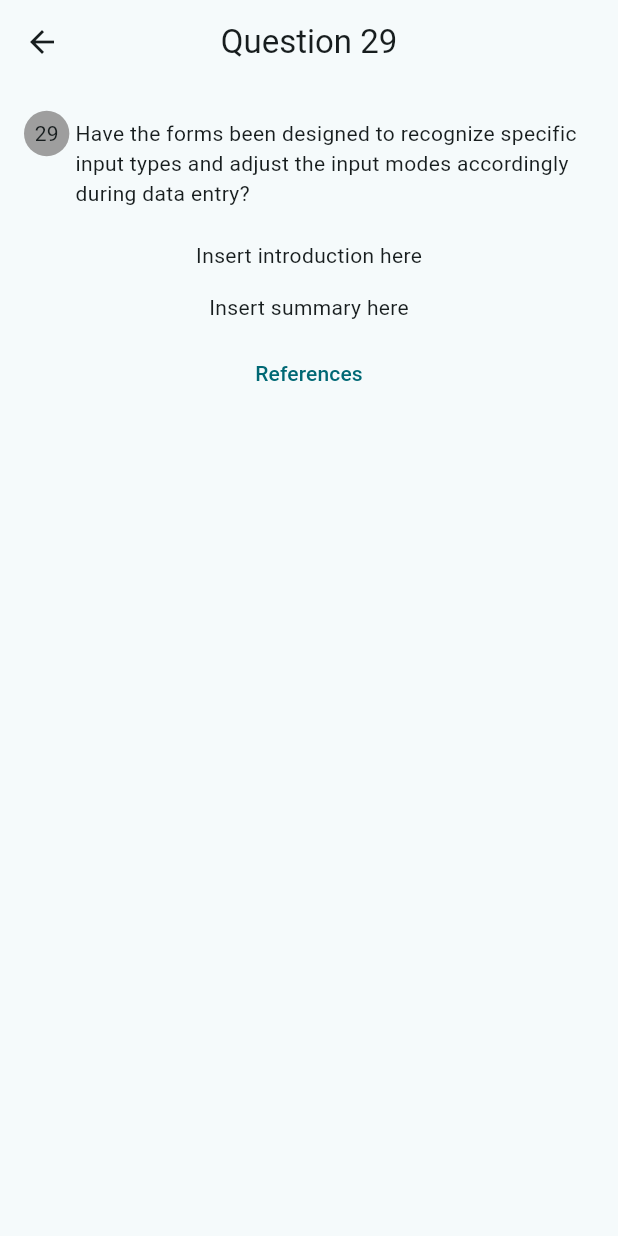
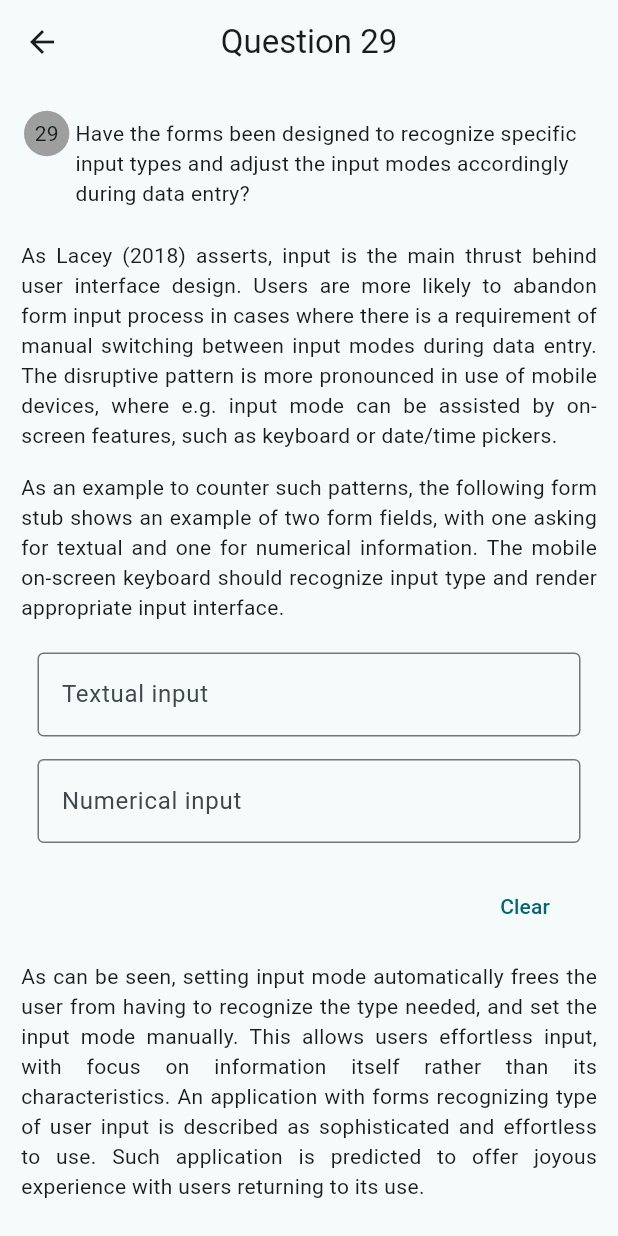
Before and after one commit to marek-jakub/usable_design, a Flutter app: the QuestionTwentyNine screen opened by its route, on a phone screen of 412 x 824 dp. Run offline on Flutter 3.47's test engine with Material 3 defaults, Android fonts, the phone set to English and light mode, and no system bars.

Commit message:
Implement Question 29 page.

```diff
--- /dev/null
+++ b/lib/screens/question_29/custom_form_field.dart
@@ -0,0 +1,52 @@
+import 'package:flutter/material.dart';
+
+/// A text form field.
+///
+/// Requires text controller [_controller], a label [_label],
+/// a string signifying what keyboard to show [_keyboard].
+class CustomTextFormField extends StatefulWidget {
+  const CustomTextFormField({
+    super.key,
+    required TextEditingController controller,
+    required FocusNode focusNode,
+    required String txtLabel,
+    required String keyboard,
+  })  : _controller = controller,
+        _focusNode = focusNode,
+        _label = txtLabel,
+        _keyboard = keyboard;
+
+  final TextEditingController _controller;
+  final FocusNode _focusNode;
+  final String _label;
+  final String _keyboard;
+
+  @override
+  State<CustomTextFormField> createState() => _CustomTextFormFieldState();
+}
+
+class _CustomTextFormFieldState extends State<CustomTextFormField> {
+  @override
+  Widget build(BuildContext context) {
+    return Padding(
+      padding: const EdgeInsets.all(5.0),
+      child: TextFormField(
+        controller: widget._controller,
+        focusNode: widget._focusNode,
+        keyboardType: widget._keyboard == 'text'
+            ? TextInputType.text
+            : TextInputType.number,
+        decoration: InputDecoration(
+          border: const OutlineInputBorder(),
+          label: Text(widget._label),
+        ),
+        validator: (value) {
+          if (value!.isEmpty) {
+            return 'Field cannot be empty';
+          }
+          return null;
+        },
+      ),
+    );
+  }
+}
--- a/lib/screens/question_29/question_29_screen.dart
+++ b/lib/screens/question_29/question_29_screen.dart
@@ -1,6 +1,7 @@
 import 'package:flutter/material.dart';
 
 import '../../data/questions.dart' as uq;
+import '../../screens/question_29/custom_form_field.dart';
 
 class QuestionTwentyNine extends StatefulWidget {
   const QuestionTwentyNine({Key? key}) : super(key: key);
@@ -10,6 +11,21 @@ class QuestionTwentyNine extends StatefulWidget {
 }
 
 class _QuestionTwentyNineState extends State<QuestionTwentyNine> {
+  final TextEditingController _textController = TextEditingController();
+  final TextEditingController _numberController = TextEditingController();
+
+  final FocusNode _textNode = FocusNode();
+  final FocusNode _numberNode = FocusNode();
+
+  @override
+  void dispose() {
+    _textController.dispose();
+    _numberController.dispose();
+    _textNode.dispose();
+    _numberNode.dispose();
+    super.dispose();
+  }
+
   @override
   Widget build(BuildContext context) {
     return Scaffold(
@@ -46,17 +62,59 @@ class _QuestionTwentyNineState extends State<QuestionTwentyNine> {
                 ],
               ),
             ),
-            const Padding(
-              padding: EdgeInsets.fromLTRB(14, 5, 14, 10),
+            Padding(
+              padding: const EdgeInsets.fromLTRB(14, 5, 14, 10),
               child: Text(
-                'Insert introduction here',
+                _getIntro(),
                 textAlign: TextAlign.justify,
               ),
             ),
-            const Padding(
-              padding: EdgeInsets.fromLTRB(14, 5, 14, 10),
+            Padding(
+              padding: const EdgeInsets.fromLTRB(14, 5, 14, 10),
               child: Text(
-                'Insert summary here',
+                _getDescription(),
+                textAlign: TextAlign.justify,
+              ),
+            ),
+            Padding(
+              padding: const EdgeInsets.fromLTRB(20, 5, 20, 0),
+              child: CustomTextFormField(
+                key: const ValueKey('text_field'),
+                txtLabel: 'Textual input',
+                keyboard: 'text',
+                controller: _textController,
+                focusNode: _textNode,
+              ),
+            ),
+            Padding(
+              padding: const EdgeInsets.fromLTRB(20, 5, 20, 5),
+              child: CustomTextFormField(
+                key: const ValueKey('number_field'),
+                txtLabel: 'Numerical input',
+                keyboard: 'number',
+                controller: _numberController,
+                focusNode: _numberNode,
+              ),
+            ),
+            Align(
+              alignment: FractionalOffset.centerRight,
+              child: Padding(
+                padding: const EdgeInsets.fromLTRB(0, 8, 30, 8),
+                child: TextButton(
+                  onPressed: () {
+                    setState(() {
+                      _textController.clear();
+                      _numberController.clear();
+                    });
+                  },
+                  child: const Text('Clear'),
+                ),
+              ),
+            ),
+            Padding(
+              padding: const EdgeInsets.fromLTRB(14, 5, 14, 10),
+              child: Text(
+                _getSummary(),
                 textAlign: TextAlign.justify,
               ),
             ),
@@ -69,4 +127,44 @@ class _QuestionTwentyNineState extends State<QuestionTwentyNine> {
       ),
     );
   }
+
+  String _getIntro() {
+    String introduction =
+        'As Lacey (2018) asserts, input is the main thrust behind user interface '
+        'design. Users are more likely to abandon form input process in cases '
+        'where there is a requirement of manual switching between input modes '
+        'during data entry. The disruptive pattern is more pronounced in use '
+        'of mobile devices, where e.g. input mode can be assisted by on-screen '
+        'features, such as keyboard or date/time pickers.';
+
+    return introduction;
+  }
+
+  String _getDescription() {
+    String description =
+        'As an example to counter such patterns, the following form stub shows '
+        'an example of two form fields, with one asking for textual and one for '
+        'numerical information. The mobile on-screen keyboard should recognize '
+        'input type and render appropriate input interface.';
+
+    return description;
+  }
+
+  String _getSummary() {
+    String description =
+        'As can be seen, setting input mode automatically frees the user from '
+        'having to recognize the type needed, and set the input mode manually. '
+        'This allows users effortless input, with focus on information itself '
+        'rather than its characteristics. An application with forms recognizing '
+        'type of user input is described as sophisticated and effortless to use. '
+        'Such application is predicted to offer joyous experience with users '
+        'returning to its use.';
+
+    // In string placed in triple ' remove extra whitespace and newlines
+    // final extraWhiteSpace = RegExp(r'(?! )\s+| \s+');
+    // description = description.replaceAll('\n', '');
+    // description = description.replaceAll(extraWhiteSpace, ' ');
+
+    return description;
+  }
 }
```
